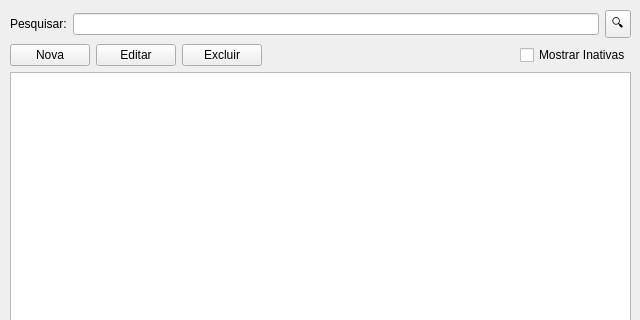
Above: categorias/CategoriasWidget.ui from danielghirghi/fortuna before the change; both pictures show x 0 to 640 and y 0 to 320 of the 640 by 480 pixel window. Below: the same form after it.
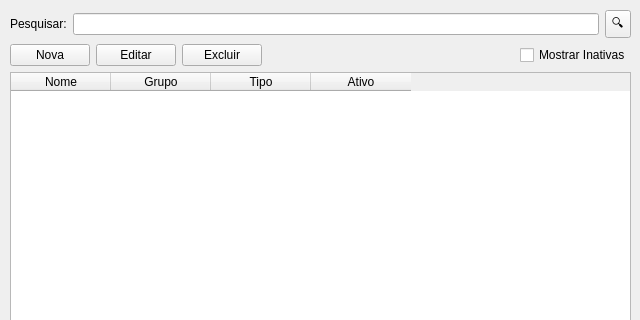
That is the form after the change.

```diff
--- a/categorias/CategoriasWidget.ui
+++ b/categorias/CategoriasWidget.ui
@@ -99,7 +99,31 @@
      </layout>
     </item>
     <item>
-     <widget class="QTableView" name="tblContas"/>
+     <widget class="QTableWidget" name="tblCategorias">
+      <property name="columnCount">
+       <number>4</number>
+      </property>
+      <column>
+       <property name="text">
+        <string>Nome</string>
+       </property>
+      </column>
+      <column>
+       <property name="text">
+        <string>Grupo</string>
+       </property>
+      </column>
+      <column>
+       <property name="text">
+        <string>Tipo</string>
+       </property>
+      </column>
+      <column>
+       <property name="text">
+        <string>Ativo</string>
+       </property>
+      </column>
+     </widget>
     </item>
     <item>
      <widget class="QLabel" name="lblQuantidade">
```
